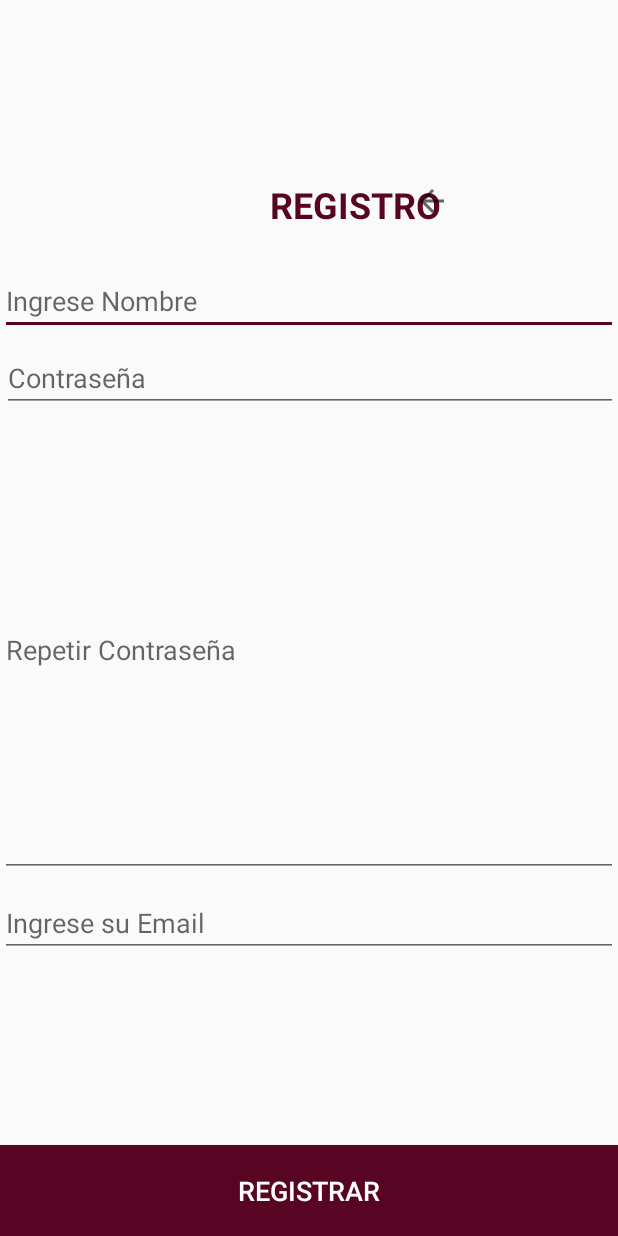
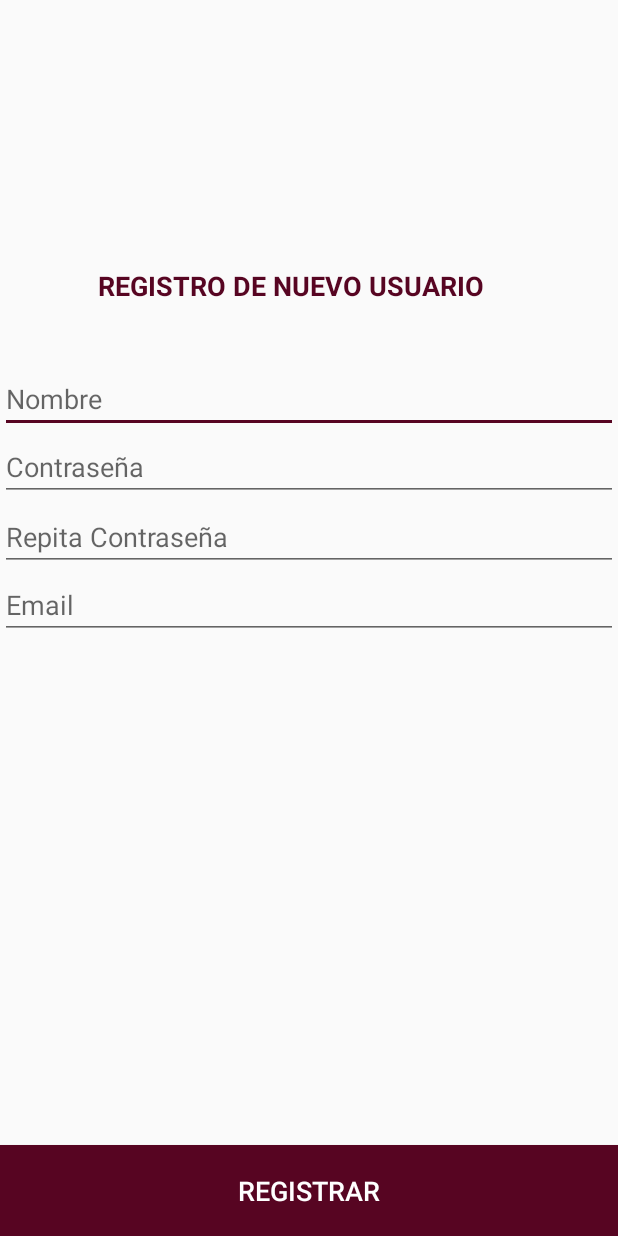
Before and after one commit to BGaeteAlvear/CinemaApp, an Android app: the RegisterActivity screen opened directly, with no data from a screen before it, on a phone screen of 412 x 824 dp. Run offline under Robolectric (Android 15) with nearby library versions, the phone set to English and light mode, and no system bars.

Commit message:
vista registro de usuario sin validaciones correccion

```diff
--- a/app/src/main/res/layout/activity_register.xml
+++ b/app/src/main/res/layout/activity_register.xml
@@ -7,48 +7,6 @@
         android:layout_height="match_parent"
         tools:context=".RegisterActivity">
 
-    <EditText
-            android:layout_width="match_parent"
-            android:layout_height="wrap_content"
-            android:inputType="textPersonName"
-            android:ems="10"
-            tools:layout_editor_absoluteY="269dp" tools:layout_editor_absoluteX="84dp" android:id="@+id/editNombre"
-            android:layout_alignParentStart="true" android:layout_marginStart="0dp"
-            android:layout_alignParentLeft="true" android:layout_alignParentTop="true" android:layout_marginTop="178dp"
-            android:layout_marginLeft="0dp" android:hint="Ingrese Nombre"/>
-    <EditText
-            android:layout_width="match_parent"
-            android:layout_height="wrap_content"
-            android:inputType="textPassword"
-            android:ems="10"
-            android:layout_alignParentStart="true" android:id="@+id/editPassword1"
-            android:layout_marginTop="6dp" android:layout_marginStart="1dp" android:layout_below="@+id/editNombre"
-            android:hint="Contraseña"/>
-    <EditText
-            android:layout_width="match_parent"
-            android:layout_height="46dp"
-            android:inputType="textPassword"
-            android:ems="10"
-            android:layout_alignParentBottom="true" android:id="@+id/editPassword2"
-            android:layout_marginBottom="239dp" android:layout_alignParentStart="true" android:layout_marginLeft="0dp"
-            android:layout_marginStart="0dp" android:layout_alignParentLeft="true" android:layout_marginTop="7dp"
-            android:layout_below="@+id/editPassword1" android:hint="Repetir Contraseña"/>
-    <TextView
-            android:text="REGISTRO"
-            android:layout_width="wrap_content"
-            android:layout_height="wrap_content" android:layout_alignParentRight="true"
-            android:layout_alignParentEnd="true" android:layout_alignParentTop="true" android:layout_marginEnd="118dp"
-            android:id="@+id/textView" android:layout_marginTop="120dp" android:layout_marginRight="118dp"
-            tools:text="REGISTRO DE USUARIO" android:textSize="24sp" android:textStyle="bold"
-            android:textColor="@color/colorAccent"/>
-    <EditText
-            android:layout_width="match_parent"
-            android:layout_height="wrap_content"
-            android:inputType="textEmailAddress"
-            android:ems="10"
-            android:layout_alignParentStart="true" android:id="@+id/editEmail"
-            android:hint="Ingrese su Email" android:layout_alignParentBottom="true" android:layout_marginStart="0dp"
-            android:layout_marginBottom="186dp"/>
     <Button
             android:text="Registrar"
             android:layout_width="match_parent"
@@ -57,10 +15,41 @@
             android:textSize="18sp" android:background="@color/colorAccent" android:padding="18dp"
             android:textColor="@android:color/white" android:layout_alignParentStart="true"
             android:layout_marginStart="0dp"/>
-    <ImageView
+    <EditText
+            android:layout_width="match_parent"
+            android:layout_height="wrap_content"
+            android:inputType="textPersonName"
+            android:ems="10"
+            android:layout_alignParentTop="true" android:id="@+id/editText6" android:layout_marginTop="243dp"
+            android:layout_marginStart="0dp" android:hint="Nombre" android:layout_alignParentStart="true"
+            android:layout_marginLeft="0dp" android:layout_alignParentLeft="true"/>
+    <EditText
+            android:layout_width="match_parent"
+            android:layout_height="wrap_content"
+            android:inputType="textPassword"
+            android:ems="10"
+            android:layout_alignParentStart="true" android:id="@+id/editText7" android:layout_marginStart="0dp"
+            android:layout_below="@+id/editText6" android:hint="Contraseña"/>
+    <EditText
+            android:layout_width="match_parent"
+            android:layout_height="wrap_content"
+            android:inputType="textPassword"
+            android:ems="10"
+            android:layout_alignParentStart="true" android:layout_below="@+id/editText7" android:id="@+id/editText8"
+            android:hint="Repita Contraseña" android:layout_marginTop="1dp" android:layout_marginStart="0dp"/>
+    <EditText
+            android:layout_width="match_parent"
+            android:layout_height="wrap_content"
+            android:inputType="textEmailAddress"
+            android:ems="10"
+            android:layout_alignParentStart="true" android:layout_below="@+id/editText8" android:id="@+id/editText9"
+            android:hint="Email"/>
+    <TextView
+            android:text="REGISTRO DE NUEVO USUARIO"
             android:layout_width="wrap_content"
-            android:layout_height="wrap_content" app:srcCompat="?attr/actionModeCloseDrawable"
-            android:layout_alignParentStart="true" android:layout_marginStart="276dp"
-            android:layout_alignParentLeft="true" android:layout_alignParentTop="true" android:id="@+id/imageView"
-            android:layout_marginTop="122dp" android:layout_marginLeft="276dp"/>
+            android:layout_height="wrap_content" android:layout_alignParentStart="true"
+            android:layout_marginStart="65dp" android:layout_alignParentLeft="true"
+            android:layout_alignParentTop="true"
+            android:id="@+id/textView2" android:layout_marginTop="178dp" android:layout_marginLeft="65dp"
+            android:textStyle="bold" android:textSize="18sp" android:textColor="@color/colorAccent"/>
 </RelativeLayout>
```
